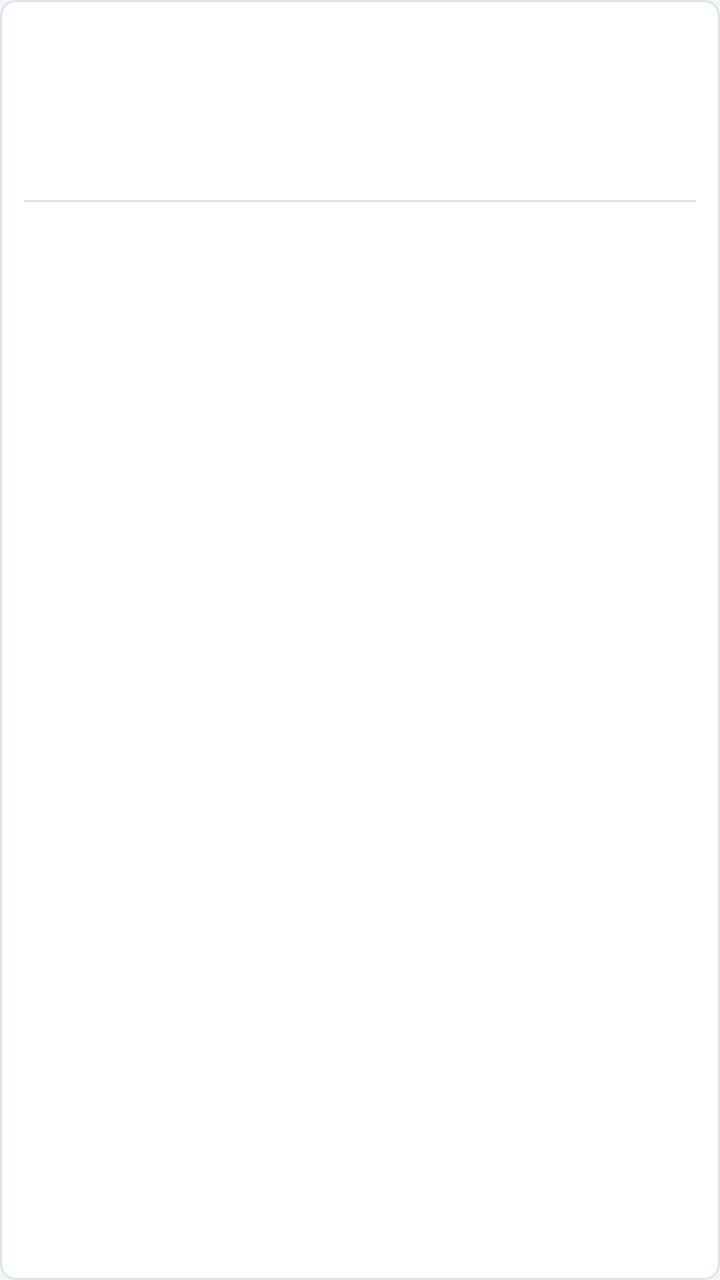
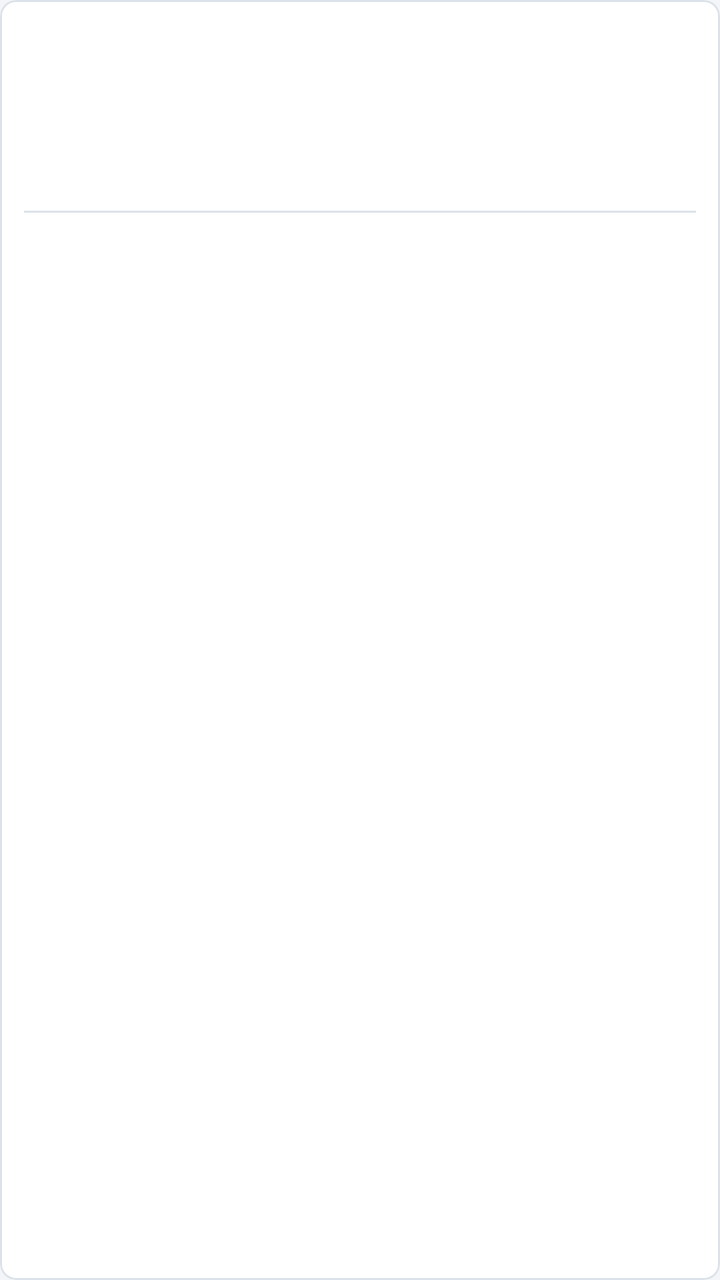

Two renders of the same Android screen: before a commit and after it. Below are the layout's source before the change and the commit's diff.
<!-- AndroidManifest.xml: application theme Theme.RFIDAndroid -->
<!-- res/layout/item_tag.xml -->
<?xml version="1.0" encoding="utf-8"?>
<com.google.android.material.card.MaterialCardView xmlns:android="http://schemas.android.com/apk/res/android"
    android:layout_marginTop="4dp"
    android:layout_marginBottom="4dp"
    android:layout_width="match_parent"
    android:layout_height="wrap_content">

    <LinearLayout
        android:orientation="vertical"
        android:padding="12dp"
        android:layout_width="match_parent"
        android:layout_height="wrap_content">

        <TextView
            android:id="@+id/txtCodigoInterno"
            android:textColor="@color/marinho"
            android:textSize="16sp"
            android:textStyle="bold"
            android:layout_width="match_parent"
            android:layout_height="wrap_content"/>

        <TextView
            android:id="@+id/txtTipo"
            android:textColor="@color/texto"
            android:layout_marginTop="4dp"
            android:layout_width="match_parent"
            android:layout_height="wrap_content"/>

        <TextView
            android:id="@+id/txtMarca"
            android:textAppearance="@style/Texto.RFID.Secundario"
            android:layout_width="match_parent"
            android:layout_height="wrap_content"/>

        <TextView
            android:id="@+id/txtModelo"
            android:textAppearance="@style/Texto.RFID.Secundario"
            android:layout_width="match_parent"
            android:layout_height="wrap_content"/>

        <View
            android:background="@color/borda"
            android:layout_marginTop="8dp"
            android:layout_marginBottom="8dp"
            android:layout_width="match_parent"
            android:layout_height="1dp"/>

        <TextView
            android:id="@+id/txtPatrimonio"
            android:textAppearance="@style/Texto.RFID.Secundario"
            android:layout_width="match_parent"
            android:layout_height="wrap_content"/>

        <TextView
            android:id="@+id/txtSerie"
            android:textAppearance="@style/Texto.RFID.Secundario"
            android:layout_width="match_parent"
            android:layout_height="wrap_content"/>
    </LinearLayout>
</com.google.android.material.card.MaterialCardView>
<!-- resources referenced by this layout -->
<resources>
  <color name="borda">#FFDCE2EA</color>
  <color name="marinho">#FF1F3A5F</color>
  <color name="texto">#FF1C2530</color>
  <style name="Texto.RFID.Secundario" parent="">
          <item name="android:textSize">13sp</item>
          <item name="android:textColor">@color/texto_secundario</item>
      </style>
  <color name="texto_secundario">#FF5B6573</color>
  <color name="white">#FFFFFFFF</color>
  <color name="azul_claro">#FFE3ECF6</color>
  <color name="marinho_escuro">#FF152A45</color>
  <color name="azul">#FF2E6DA4</color>
  <color name="erro">#FFC62828</color>
  <color name="superficie">#FFFFFFFF</color>
  <color name="fundo">#FFF3F5F8</color>
  <style name="Widget.RFID.Botao" parent="Widget.Material3.Button">
          <item name="shapeAppearance">@style/Forma.RFID.Pequena</item>
          <item name="android:minHeight">52dp</item>
          <item name="android:textSize">15sp</item>
          <item name="android:letterSpacing">0.02</item>
      </style>
  <style name="Widget.RFID.Botao.Contorno" parent="Widget.Material3.Button.OutlinedButton">
          <item name="shapeAppearance">@style/Forma.RFID.Pequena</item>
          <item name="android:minHeight">52dp</item>
          <item name="android:textSize">15sp</item>
          <item name="strokeColor">@color/marinho</item>
      </style>
  <style name="Widget.RFID.Campo" parent="Widget.Material3.TextInputLayout.OutlinedBox">
          <item name="shapeAppearance">@style/Forma.RFID.Pequena</item>
          <item name="boxStrokeColor">@color/marinho</item>
          <item name="hintTextColor">@color/marinho</item>
          <item name="android:layout_marginTop">12dp</item>
      </style>
  <style name="Widget.RFID.Cartao" parent="Widget.Material3.CardView.Outlined">
          <item name="cardBackgroundColor">@color/superficie</item>
          <item name="strokeColor">@color/borda</item>
          <item name="cardCornerRadius">8dp</item>
          <item name="cardElevation">0dp</item>
      </style>
  <style name="Widget.RFID.Abas" parent="Widget.Material3.TabLayout">
          <item name="android:background">@color/superficie</item>
          <item name="tabIndicatorColor">@color/marinho</item>
          <item name="tabSelectedTextColor">@color/marinho</item>
          <item name="tabTextColor">@color/texto_secundario</item>
          <item name="tabIndicatorFullWidth">true</item>
          <item name="tabGravity">fill</item>
          <item name="tabMode">fixed</item>
      </style>
  <style name="Forma.RFID.Pequena" parent="">
          <item name="cornerFamily">rounded</item>
          <item name="cornerSize">6dp</item>
      </style>
  <!-- unchanged entries left out for length: 1 -->
</resources>

<!-- the commit's change to res/layout/item_tag.xml (unified diff, before → after) -->
@@ -29,12 +29,16 @@
         <TextView
             android:id="@+id/txtMarca"
             android:textAppearance="@style/Texto.RFID.Secundario"
+            android:maxLines="2"
+            android:ellipsize="end"
             android:layout_width="match_parent"
             android:layout_height="wrap_content"/>
 
         <TextView
             android:id="@+id/txtModelo"
             android:textAppearance="@style/Texto.RFID.Secundario"
+            android:maxLines="2"
+            android:ellipsize="end"
             android:layout_width="match_parent"
             android:layout_height="wrap_content"/>
 
<!-- resource entries referenced after the edit -->
@@ -4,7 +4,7 @@
   <color name="marinho">#FF1F3A5F</color>
   <color name="texto">#FF1C2530</color>
   <style name="Texto.RFID.Secundario" parent="">
-          <item name="android:textSize">13sp</item>
+          <item name="android:textSize">15sp</item>
           <item name="android:textColor">@color/texto_secundario</item>
       </style>
   <color name="texto_secundario">#FF5B6573</color>
